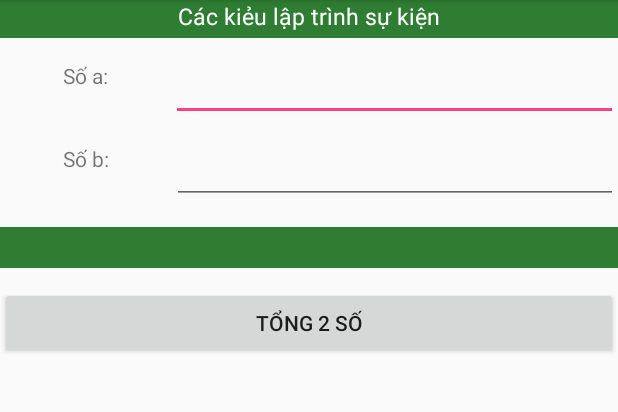
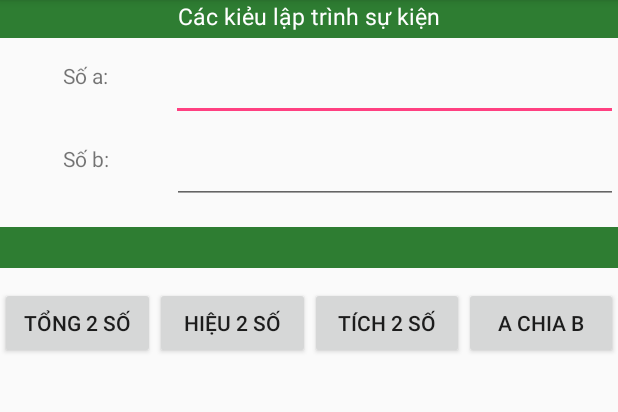
Before and after one commit to honghalt97/AndroidProject, an Android app: the screen it shows after launch (event_onclick_in_xml before the commit, Calculator after it), on a phone screen of 412 x 824 dp, the part 84-496 px from its top. Run offline under Robolectric (Android 15) with nearby library versions, the phone set to English and light mode, and no system bars.

Commit message:
feat: calculator

```diff
--- a/app/src/main/AndroidManifest.xml
+++ b/app/src/main/AndroidManifest.xml
@@ -9,10 +9,11 @@
         android:roundIcon="@mipmap/ic_launcher_round"
         android:supportsRtl="true"
         android:theme="@style/AppTheme">
-        <activity android:name=".MainActivity">
+        <activity android:name=".MainActivity"></activity>
+        <activity android:name=".event_onclick_in_xml">
 
         </activity>
-        <activity android:name=".event_onclick_in_xml">
+        <activity android:name=".Calculator">
             <intent-filter>
                 <action android:name="android.intent.action.MAIN" />
 
--- /dev/null
+++ b/app/src/main/java/vell/layput_uiwiget/Calculator.java
@@ -0,0 +1,62 @@
+package vell.layput_uiwiget;
+
+import android.support.v7.app.AppCompatActivity;
+import android.os.Bundle;
+import android.view.View;
+import android.widget.Button;
+import android.widget.EditText;
+import android.widget.TextView;
+
+public class Calculator extends AppCompatActivity implements View.OnClickListener {
+
+    @Override
+    protected void onCreate(Bundle savedInstanceState) {
+        super.onCreate(savedInstanceState);
+        setContentView(R.layout.activity_calculator);
+
+        Button btn_add = (Button)findViewById(R.id.btn_add);
+        btn_add.setOnClickListener(this);
+
+        Button btn_sub = (Button)findViewById(R.id.btn_sub);
+        btn_sub.setOnClickListener(new View.OnClickListener() {
+            public void onClick(View v) {
+                EditText edita = (EditText) findViewById(R.id.num_a);
+                int a = Integer.parseInt(edita.getText() + "");
+                EditText editb = (EditText) findViewById(R.id.num_b);
+                int b = Integer.parseInt(editb.getText() + "");
+                TextView txtkq = (TextView) findViewById(R.id.txtkq);
+                txtkq.setText((a - b) + "");
+            }
+        });
+        Button btn_multi = (Button)findViewById(R.id.btn_multi);
+        btn_multi.setOnClickListener(new View.OnClickListener() {
+            public void onClick(View v) {
+                EditText edita = (EditText) findViewById(R.id.num_a);
+                int a = Integer.parseInt(edita.getText() + "");
+                EditText editb = (EditText) findViewById(R.id.num_b);
+                int b = Integer.parseInt(editb.getText() + "");
+                TextView txtkq = (TextView) findViewById(R.id.txtkq);
+                txtkq.setText((a * b) + "");
+            }
+        });
+    }
+
+    @Override
+    public void onClick(View v) {
+        EditText edita = (EditText)findViewById(R.id.num_a);
+        int a = Integer.parseInt(edita.getText()+"");
+        EditText editb = (EditText)findViewById(R.id.num_b);
+        int b = Integer.parseInt(editb.getText()+"");
+        TextView txtkq = (TextView) findViewById(R.id.txtkq);
+        txtkq.setText((a + b)+"");
+    }
+
+    public void btn_div(View v){
+        EditText edita = (EditText)findViewById(R.id.num_a);
+        int a = Integer.parseInt(edita.getText()+"");
+        EditText editb = (EditText)findViewById(R.id.num_b);
+        int b = Integer.parseInt(editb.getText()+"");
+        TextView txtkq = (TextView) findViewById(R.id.txtkq);
+        txtkq.setText((a / b)+"");
+    }
+}
--- /dev/null
+++ b/app/src/main/res/layout/activity_calculator.xml
@@ -0,0 +1,114 @@
+<?xml version="1.0" encoding="utf-8"?>
+<LinearLayout android:layout_width="match_parent"
+    android:layout_height="match_parent"
+    android:orientation="vertical"
+    tools:layout_editor_absoluteX="8dp"
+    tools:layout_editor_absoluteY="8dp"
+    xmlns:tools="http://schemas.android.com/tools"
+    xmlns:android="http://schemas.android.com/apk/res/android">
+
+    <TextView
+        android:id="@+id/textView"
+        android:layout_width="match_parent"
+        android:layout_height="25dp"
+        android:text="Các kiẻu lập trình sự kiện"
+        android:textSize="@dimen/text_size_small"
+        android:textAlignment="center"
+        android:textColor="@color/white"
+        android:background="@color/Green_800"
+        />
+
+    <LinearLayout
+        android:layout_marginTop="@dimen/edit_margin_top"
+        android:layout_width="match_parent"
+        android:layout_height="40dp"
+        android:orientation="horizontal">
+
+        <TextView
+            android:id="@+id/textView3"
+            android:layout_width="wrap_content"
+            android:layout_height="match_parent"
+            android:layout_weight="1"
+            android:text="@string/num_a"
+            android:textAlignment="center"/>
+
+        <EditText
+            android:id="@+id/num_a"
+            android:layout_width="wrap_content"
+            android:layout_height="wrap_content"
+            android:layout_weight="1"
+            android:ems="10"
+            android:inputType="number" />
+    </LinearLayout>
+    <LinearLayout
+        android:layout_marginTop="@dimen/edit_margin_top"
+        android:layout_width="match_parent"
+        android:layout_height="40dp"
+        android:orientation="horizontal">
+
+        <TextView
+            android:id="@+id/textView4"
+            android:layout_width="wrap_content"
+            android:layout_height="match_parent"
+            android:layout_weight="1"
+            android:text="@string/num_b"
+            android:textAlignment="center"/>
+
+        <EditText
+            android:id="@+id/num_b"
+            android:layout_width="wrap_content"
+            android:layout_height="wrap_content"
+            android:layout_weight="1"
+            android:ems="10"
+            android:inputType="number" />
+    </LinearLayout>
+    <LinearLayout
+        android:layout_marginTop="@dimen/edit_margin_top"
+        android:layout_width="match_parent"
+        android:layout_height="40dp"
+        android:orientation="horizontal">
+
+        <TextView
+            android:id="@+id/txtkq"
+            android:layout_width="0dp"
+            android:layout_height="wrap_content"
+            android:layout_weight="1"
+            android:textAlignment="center"
+            android:background="@color/Green_800"
+            android:textColor="@color/white"
+            android:textSize="@dimen/text_size_large" />
+    </LinearLayout>
+
+    <LinearLayout
+        android:layout_width="match_parent"
+        android:layout_height="wrap_content"
+        android:orientation="horizontal">
+        <Button
+            android:id="@+id/btn_add"
+            android:layout_width="match_parent"
+            android:layout_height="wrap_content"
+            android:layout_weight="1"
+            android:text="TỔng 2 số" />
+
+        <Button
+            android:id="@+id/btn_sub"
+            android:layout_width="match_parent"
+            android:layout_height="wrap_content"
+            android:layout_weight="1"
+            android:text="Hiệu 2 số" />
+        <Button
+            android:id="@+id/btn_multi"
+            android:layout_width="match_parent"
+            android:layout_height="wrap_content"
+            android:layout_weight="1"
+            android:text="Tích 2 số" />
+
+        <Button
+            android:id="@+id/btn_div"
+            android:layout_width="match_parent"
+            android:layout_height="wrap_content"
+            android:layout_weight="1"
+            android:onClick="btn_div"
+            android:text="a chia b" />
+    </LinearLayout>
+</LinearLayout>
```
Also changed, not shown: app/src/main/res/layout/event.xml (+0 -7 lines), 120 other files.
